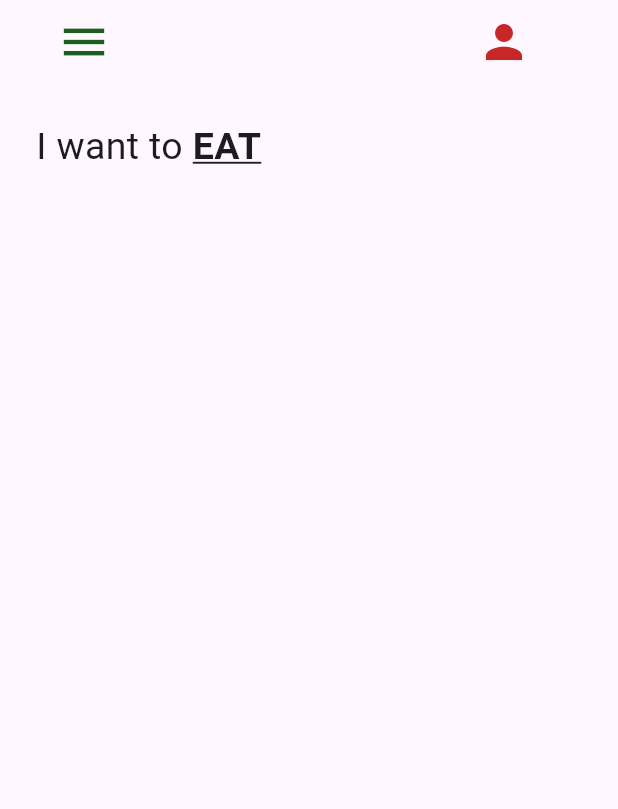
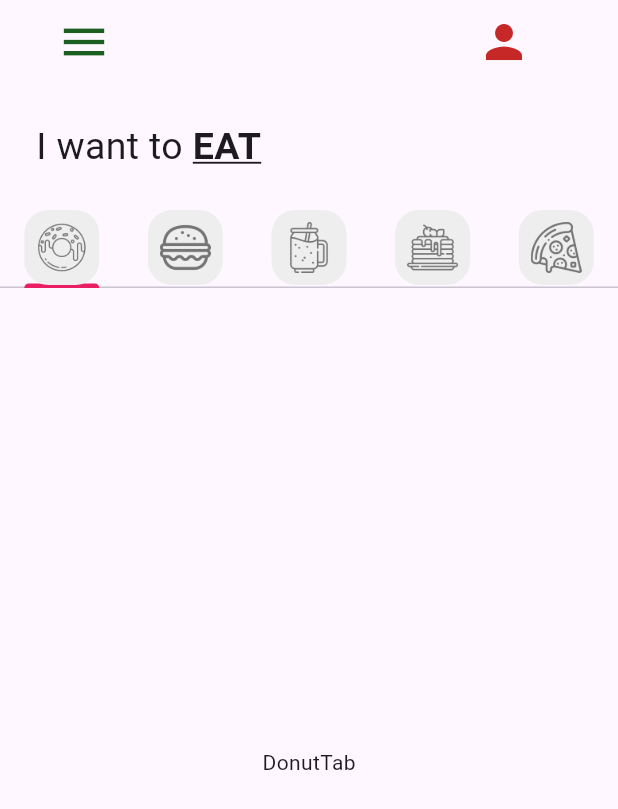
Before and after one commit to Emmanue97/primer_proyecto, a Flutter app: the screen it shows after launch, on a phone screen of 412 x 824 dp. Shown: the top 809 px of the screen. Run offline on Flutter 3.47's test engine with Material 3 defaults, Android fonts, the phone set to English and light mode, and no system bars.

Commit message:
TabBar_añadido

```diff
--- a/lib/main.dart
+++ b/lib/main.dart
@@ -9,8 +9,9 @@ class MainApp extends StatelessWidget {
   const MainApp({super.key});
   @override
   Widget build(BuildContext context) {
-    return const MaterialApp(
-      home: HomePage(),
+    return MaterialApp(
+      home:  const HomePage(),
+      theme: ThemeData(tabBarTheme: const TabBarTheme(indicatorColor: Colors.pink),),
     );
   }
 }
--- a/lib/pages/home_page.dart
+++ b/lib/pages/home_page.dart
@@ -1,4 +1,10 @@
 import 'package:flutter/material.dart';
+import 'package:primer_proyecto/tab/burger_tab.dart';
+import 'package:primer_proyecto/tab/donut_tab.dart';
+import 'package:primer_proyecto/tab/pancake_tab.dart';
+import 'package:primer_proyecto/tab/pizza_tab.dart';
+import 'package:primer_proyecto/tab/smoothie_tab.dart';
+import 'package:primer_proyecto/utils/my_tab.dart';
 
 class HomePage extends StatefulWidget {
   const HomePage({super.key});
@@ -8,9 +14,28 @@ class HomePage extends StatefulWidget {
 }
 
 class _HomePageState extends State<HomePage> {
+  List<Widget>myTabs = [
+     //donut tap
+   const MyTab(iconPath: 'lib/icons/donut.png',),
+  //burger tab
+  const MyTab(iconPath: 'lib/icons/burger.png',),
+  //smoothie tab
+  const MyTab(iconPath: 'lib/icons/smoothie.png',),
+  //pancaketab
+  const MyTab(iconPath: 'lib/icons/pancakes.png',),
+  //pizzatab
+  const MyTab(iconPath: 'lib/icons/pizza.png',),
+
+
+  ];
+
+
+
   @override
   Widget build(BuildContext context) {
-    return Scaffold(
+    return DefaultTabController(
+      length: myTabs.length,
+      child: Scaffold(
       appBar: AppBar(
         backgroundColor: Colors.transparent,
         leading: Padding(
@@ -23,9 +48,9 @@ class _HomePageState extends State<HomePage> {
         )],
 
       ),
-    body: const Column(children: [
+      body:  Column(children: [
         //texto "i want to eat"
-      Padding(
+       const Padding(
           padding: EdgeInsets.all(24.0),
           child: Row(
             children: [
@@ -33,11 +58,26 @@ class _HomePageState extends State<HomePage> {
               Text('EAT', style: TextStyle(fontSize: 25, fontWeight: FontWeight.bold, decoration: TextDecoration.underline),),
             ],
           ),
-      )
+        ),
           //Tab bar
+          TabBar(tabs: myTabs),
+          //Tab bar view
+            const Expanded(child: TabBarView(children: [
+              //Donut
+              DonutTab(),
+              //Burguer tab
+              BurgerTab(),
+              //Somoothie Tab
+              SmoothieTab(),
+              //Pancake tab
+              PancakeTab(),
+              //pizzatab
+              PizzaTab(),
 
-        //Tab bar view
+            ]))
+          //carrito
       ],),
+      ),
     );
   }
 }
--- /dev/null
+++ b/lib/tab/donut_tab.dart
@@ -0,0 +1,15 @@
+import 'package:flutter/material.dart';
+
+class DonutTab extends StatelessWidget {
+  const DonutTab({super.key});
+
+  @override
+  Widget build(BuildContext context) {
+    return Container(
+      child: const Center(
+        child: Text('DonutTab'),
+      ),
+
+    );
+  }
+}
--- /dev/null
+++ b/lib/utils/my_tab.dart
@@ -0,0 +1,19 @@
+import 'package:flutter/material.dart';
+
+class MyTab extends StatelessWidget {
+  final String iconPath;
+
+  const MyTab({super.key, required this.iconPath});
+
+  @override
+  Widget build(BuildContext context) {
+    return Tab(
+      height: 50,
+      child: Container(
+        decoration: BoxDecoration(color: Colors.grey[200],borderRadius: BorderRadius.circular(16) ),
+        padding: const EdgeInsets.all(8),
+        child: Image.asset(iconPath,color: Colors.grey[600],),
+      ),
+    );
+  }
+}
```
Also changed, not shown: lib/tab/burger_tab.dart (added, +15 -0 lines), lib/tab/pancake_tab.dart (added, +15 -0 lines), lib/tab/pizza_tab.dart (added, +15 -0 lines), lib/tab/smoothie_tab.dart (added, +15 -0 lines). Lines whose indentation alone changed are shown as unchanged.
